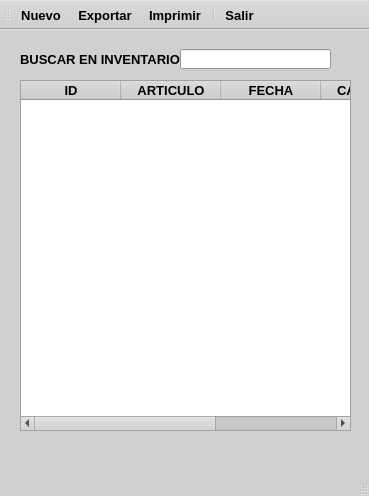
Qt form ui/lista_inventarios.ui (EdwardsBC/SutrakomaqV2) before a commit.
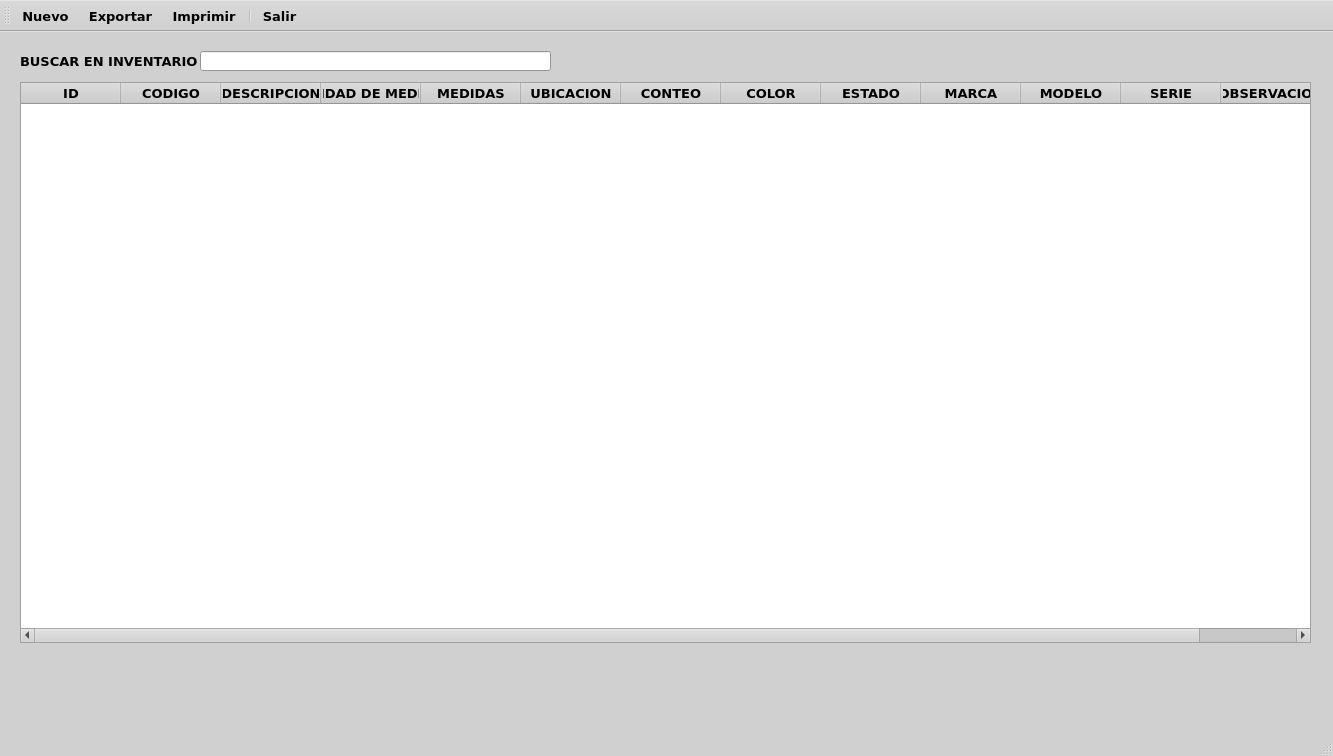
The same form after that commit. Icons and pictures are not drawn.

Patch:
```diff
--- a/ui/lista_inventarios.ui
+++ b/ui/lista_inventarios.ui
@@ -6,8 +6,8 @@
    <rect>
     <x>0</x>
     <y>0</y>
-    <width>369</width>
-    <height>496</height>
+    <width>1333</width>
+    <height>756</height>
    </rect>
   </property>
   <property name="palette">
@@ -454,6 +454,7 @@
   </property>
   <property name="font">
    <font>
+    <family>Verdana</family>
     <pointsize>10</pointsize>
     <bold>true</bold>
    </font>
@@ -467,12 +468,13 @@
      <rect>
       <x>20</x>
       <y>21</y>
-      <width>161</width>
+      <width>181</width>
       <height>16</height>
      </rect>
     </property>
     <property name="font">
      <font>
+      <family>Verdana</family>
       <pointsize>10</pointsize>
       <bold>true</bold>
      </font>
@@ -484,14 +486,15 @@
    <widget class="QLineEdit" name="lineEdit">
     <property name="geometry">
      <rect>
-      <x>180</x>
+      <x>200</x>
       <y>19</y>
-      <width>151</width>
+      <width>351</width>
       <height>20</height>
      </rect>
     </property>
     <property name="font">
      <font>
+      <family>Verdana</family>
       <pointsize>10</pointsize>
       <bold>true</bold>
      </font>
@@ -505,8 +508,8 @@
      <rect>
       <x>20</x>
       <y>50</y>
-      <width>331</width>
-      <height>351</height>
+      <width>1291</width>
+      <height>561</height>
      </rect>
     </property>
     <column>
@@ -516,22 +519,62 @@
     </column>
     <column>
      <property name="text">
-      <string>ARTICULO</string>
+      <string>CODIGO</string>
      </property>
     </column>
     <column>
      <property name="text">
-      <string>FECHA</string>
+      <string>DESCRIPCION</string>
      </property>
     </column>
     <column>
      <property name="text">
-      <string>CANTIDAD</string>
+      <string>UNIDAD DE MEDIDA</string>
      </property>
     </column>
     <column>
      <property name="text">
-      <string>TIPO</string>
+      <string>MEDIDAS</string>
+     </property>
+    </column>
+    <column>
+     <property name="text">
+      <string>UBICACION</string>
+     </property>
+    </column>
+    <column>
+     <property name="text">
+      <string>CONTEO</string>
+     </property>
+    </column>
+    <column>
+     <property name="text">
+      <string>COLOR</string>
+     </property>
+    </column>
+    <column>
+     <property name="text">
+      <string>ESTADO</string>
+     </property>
+    </column>
+    <column>
+     <property name="text">
+      <string>MARCA</string>
+     </property>
+    </column>
+    <column>
+     <property name="text">
+      <string>MODELO</string>
+     </property>
+    </column>
+    <column>
+     <property name="text">
+      <string>SERIE</string>
+     </property>
+    </column>
+    <column>
+     <property name="text">
+      <string>OBSERVACION</string>
      </property>
     </column>
    </widget>
```
Left out of the diff: 22 changed lines with no effect on the pictures.
